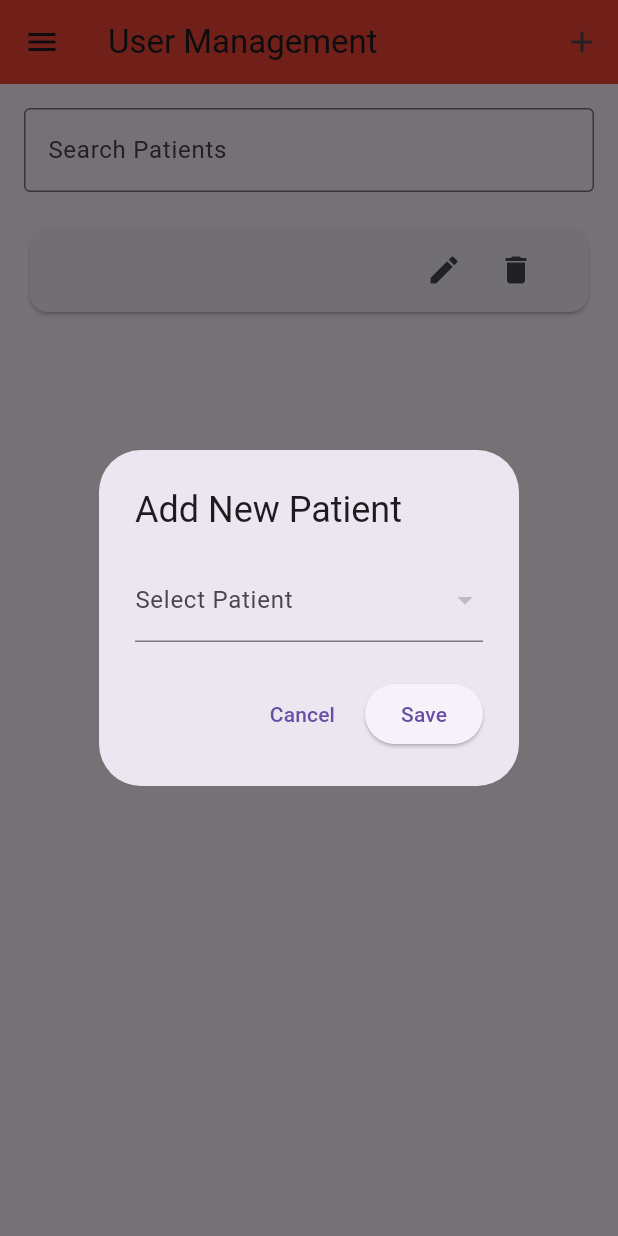
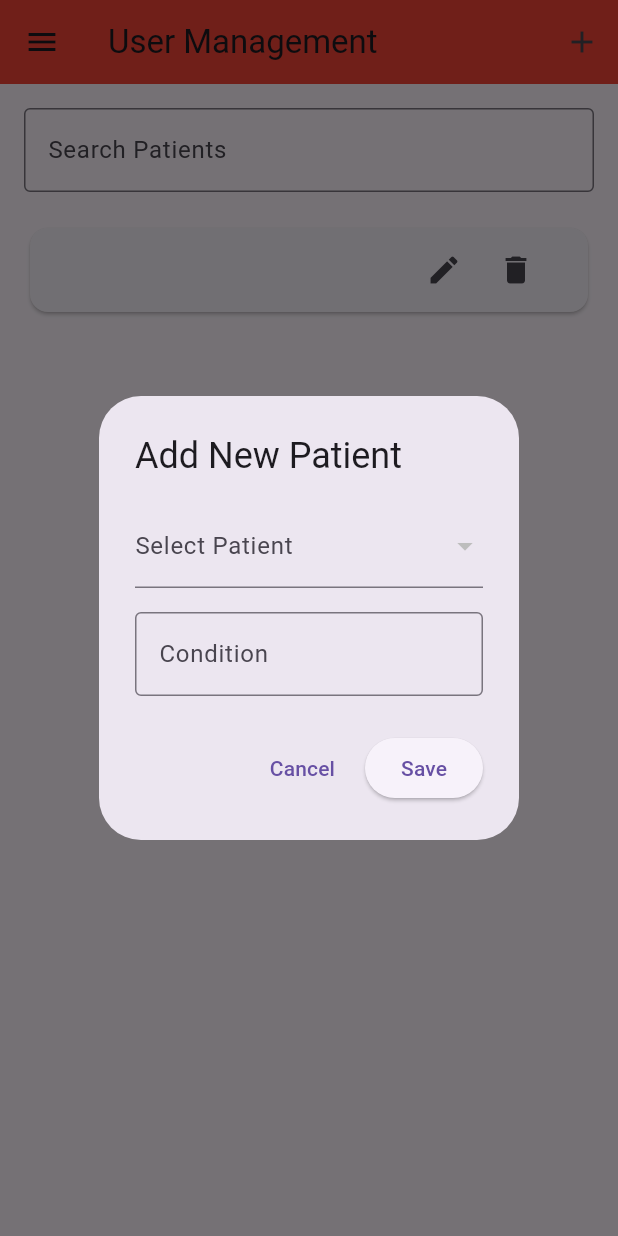
Before and after one commit to janindu333/caregiver-mobile, a Flutter app: the UserManagementPage screen opened directly with empty values, after a tap on the "add" icon, on a phone screen of 412 x 824 dp. Run offline on Flutter 3.47's test engine with Material 3 defaults, Android fonts, the light colour scheme and no system bars; our stand-ins replace cloud_firestore, firebase_auth, firebase_core, flutter_zoom_drawer; accounts and stored records are empty.

Commit message:
added Ui management updates

```diff
--- a/lib/features/caregiver/presentation/pages/user_management_page.dart
+++ b/lib/features/caregiver/presentation/pages/user_management_page.dart
@@ -13,6 +13,8 @@ class UserManagementPage extends StatefulWidget {
 
 class _UserManagementPageState extends State<UserManagementPage> {
   TextEditingController _searchController = TextEditingController();
+  TextEditingController _conditionController =
+      TextEditingController(); // Add a controller for the condition field
   List<DocumentSnapshot> _allPatientsByCareGiverId = [];
   List<DocumentSnapshot> _filteredPatientsByCareGiverId = [];
 
@@ -68,8 +70,8 @@ class _UserManagementPageState extends State<UserManagementPage> {
     }
   }
 
-  void _addNewPatient(
-      String patientId, String patientName, VoidCallback onSuccess) async {
+  void _addNewPatient(String patientId, String patientName, String condition,
+      VoidCallback onSuccess) async {
     User? currentUser = FirebaseAuth.instance.currentUser;
     CollectionReference patients =
         FirebaseFirestore.instance.collection('patients');
@@ -79,7 +81,7 @@ class _UserManagementPageState extends State<UserManagementPage> {
       'caregiverId': currentUser?.uid,
       'lastActivity': DateTime.now().toString(), // Example field
       'id': patientId, // Use the selected patient's ID
-      'condition': ""
+      'condition': condition, // Assign the condition here
     }).then((value) {
       // Call the onSuccess callback after successfully adding the patient
       onSuccess();
@@ -164,6 +166,15 @@ class _UserManagementPageState extends State<UserManagementPage> {
                   labelText: 'Select Patient',
                 ),
               ),
+              SizedBox(height: 16),
+              TextField(
+                controller:
+                    _conditionController, // Use the controller for condition input
+                decoration: InputDecoration(
+                  labelText: 'Condition',
+                  border: OutlineInputBorder(),
+                ),
+              ),
             ],
           ),
           actions: [
@@ -183,6 +194,8 @@ class _UserManagementPageState extends State<UserManagementPage> {
                   _addNewPatient(
                     _selectedPatientId!,
                     patientData['name'],
+                    _conditionController
+                        .text, // Pass the condition to _addNewPatient
                     () {
                       // Callback function after success
                       ScaffoldMessenger.of(context).showSnackBar(
@@ -203,6 +216,7 @@ class _UserManagementPageState extends State<UserManagementPage> {
 
 @override
 Widget build(BuildContext context) {
+
   return Scaffold(
     appBar: AppBar(
       backgroundColor: Colors.red,
@@ -221,6 +235,7 @@ class _UserManagementPageState extends State<UserManagementPage> {
     ),
     body: Padding(
       padding: const EdgeInsets.all(16.0),
+      child: SingleChildScrollView( // Make the content scrollable
         child: Column(
           crossAxisAlignment: CrossAxisAlignment.start,
           children: <Widget>[
@@ -238,10 +253,11 @@ class _UserManagementPageState extends State<UserManagementPage> {
             SizedBox(height: 20),
 
             // List of patients
-            Expanded(
-              child: _filteredPatientsByCareGiverId.isEmpty
+            _filteredPatientsByCareGiverId.isEmpty
                 ? Center(child: Text('No patients found'))
                 : ListView.builder(
+                    shrinkWrap: true, // Shrink the ListView to fit the content
+                    physics: NeverScrollableScrollPhysics(), // Disable ListView's scrolling
                     itemCount: _filteredPatientsByCareGiverId.length,
                     itemBuilder: (context, index) {
                       var patientData = _filteredPatientsByCareGiverId[index]
@@ -274,10 +290,13 @@ class _UserManagementPageState extends State<UserManagementPage> {
                       );
                     },
                   ),
+          ],
         ),
-          ],
       ),
     ),
   );
 }
+
+
+
 }
```
Also changed, not shown: lib/menu_screen.dart (+0 -80 lines). Lines whose indentation alone changed are shown as unchanged.
